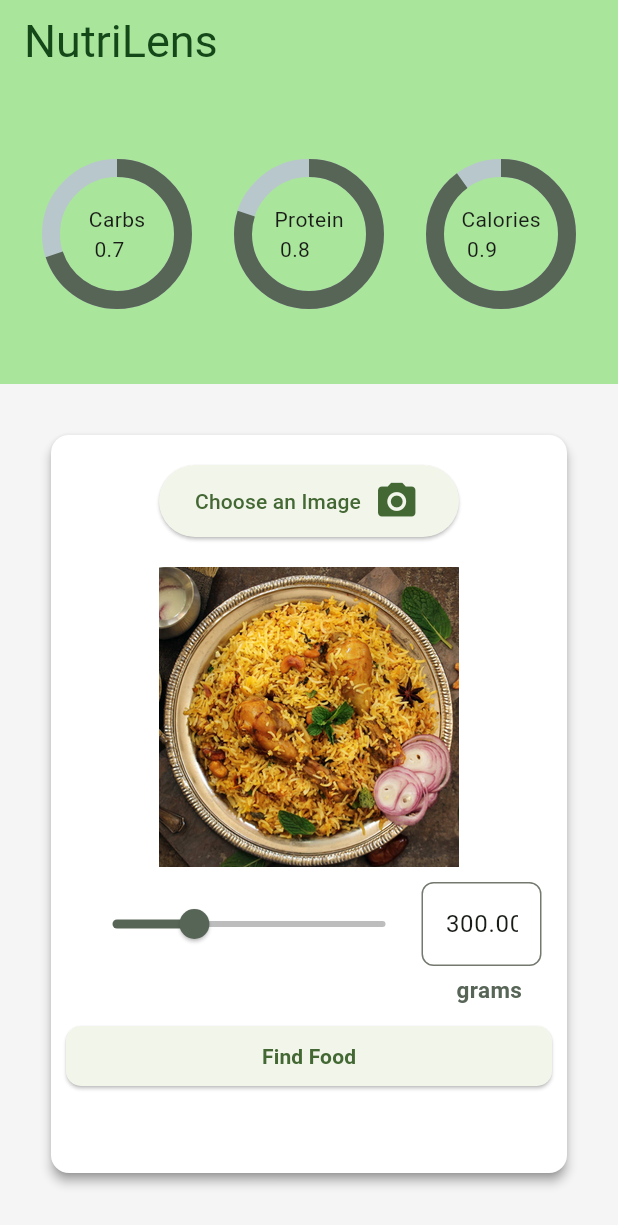
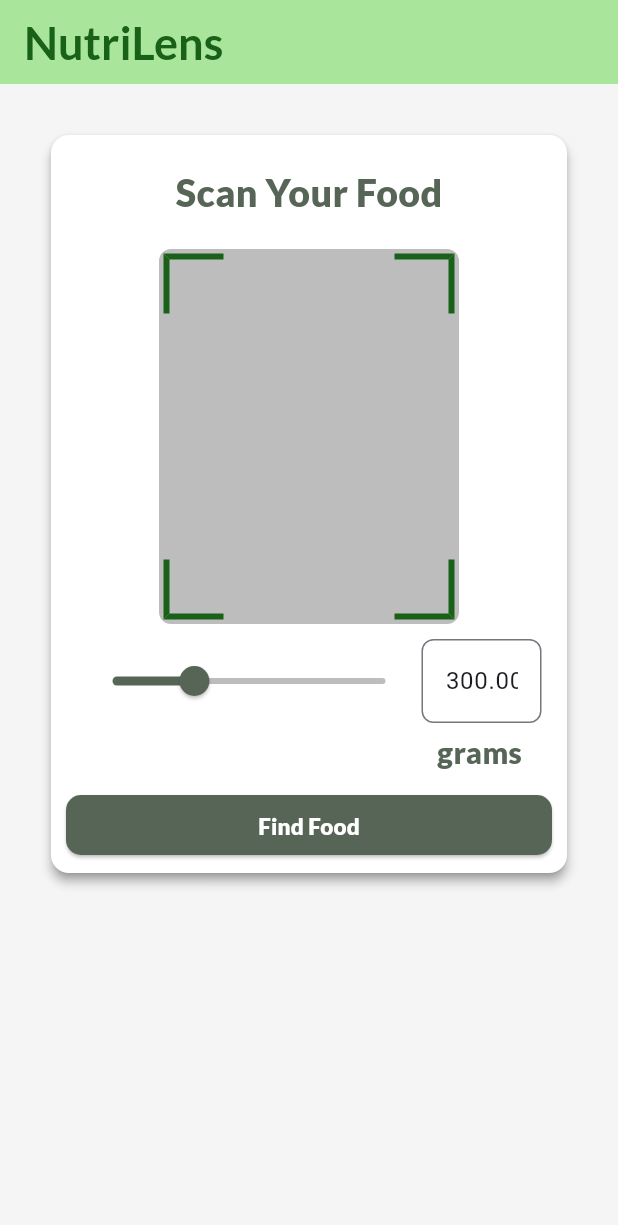
Before and after one commit to jerardh/safe-bite, a Flutter app: the screen it shows after launch, on a phone screen of 412 x 824 dp. Shown: the top 1225 px of the screen. Run offline on Flutter 3.47's test engine with Material 3 defaults, Android fonts, the phone set to English and light mode, and no system bars; drawn by our look-alikes of percent_indicator; our stand-ins replace firebase_core, google_fonts, image_picker; accounts and stored records are empty.

Commit message:
Add QRScanner Compoent

```diff
--- a/lib/main.dart
+++ b/lib/main.dart
@@ -24,8 +24,6 @@ class MyApp extends StatelessWidget {
     return MaterialApp(
       title: 'Flutter Demo',
       theme: ThemeData(
-          colorScheme: ColorScheme.fromSeed(
-              seedColor: Color.fromARGB(255, 129, 250, 82)),
           useMaterial3: true,
           scaffoldBackgroundColor: AppColor.background),
       home: Scaffold(
--- a/lib/screens/home/components/Heading.dart
+++ b/lib/screens/home/components/Heading.dart
@@ -8,8 +8,7 @@ class Heading extends StatelessWidget {
   Widget build(BuildContext context) {
     return Text(
       AppText.title,
-      style:
-          TextStyle(color: AppColor.textPrimary, fontSize: AppText.primarySize),
+      style: AppText().primaryStyle,
     );
   }
 }
--- a/lib/screens/home/components/ImageQuantity.dart
+++ b/lib/screens/home/components/ImageQuantity.dart
@@ -50,10 +50,7 @@ class ImageQuantityState extends State<ImageQunatity> {
           ]),
       Container(
           child: Text("grams",
-              style: TextStyle(
-                  fontSize: AppText.secondarysize,
-                  color: AppColor.primaryDarker,
-                  fontWeight: FontWeight.bold)),
+              style: AppText().hintTextStyle),
           margin: EdgeInsets.only(right: 30, top: 5))
     ]));
   }
--- /dev/null
+++ b/lib/screens/home/components/QRImagePicker.dart
@@ -0,0 +1,80 @@
+import 'dart:io';
+
+import 'package:flutter/material.dart';
+import 'package:image_picker/image_picker.dart';
+import 'package:safebite/util/appColor.dart';
+
+class QRImagePicker extends StatefulWidget {
+  @override
+  _QRImagePickerState createState() => _QRImagePickerState();
+}
+
+class _QRImagePickerState extends State<QRImagePicker> {
+  File? _pickedImage;
+
+  Future<void> _pickImage() async {
+    final pickedFile =
+        await ImagePicker().pickImage(source: ImageSource.camera);
+
+    if (pickedFile != null) {
+      setState(() {
+        _pickedImage = File(pickedFile.path);
+      });
+    }
+  }
+
+  @override
+  Widget build(BuildContext context) {
+    return Center(
+      child: GestureDetector(
+        onTap: _pickImage,
+        child: Container(
+          width: 250,
+          height: 250,
+          decoration: BoxDecoration(
+            color: AppColor.divider,
+            borderRadius: BorderRadius.circular(8),
+            border: Border.all(color: AppColor.divider, width: 3),
+          ),
+          child: Stack(
+            children: [
+              // Display picked image
+              if (_pickedImage != null)
+                ClipRRect(
+                  borderRadius: BorderRadius.circular(12),
+                  child: Image.file(
+                    _pickedImage!,
+                    width: double.infinity,
+                    height: double.infinity,
+                    fit: BoxFit.cover,
+                  ),
+                ),
+
+              // QR-like corner borders
+              Positioned(top: 0, left: 0, child: _buildCorner()),
+              Positioned(top: 0, right: 0, child: _buildCorner(rotate: 90)),
+              Positioned(bottom: 0, left: 0, child: _buildCorner(rotate: -90)),
+              Positioned(bottom: 0, right: 0, child: _buildCorner(rotate: 180)),
+            ],
+          ),
+        ),
+      ),
+    );
+  }
+
+  Widget _buildCorner({double rotate = 0}) {
+    return Transform.rotate(
+      angle: rotate * 3.1416 / 180,
+      child: Container(
+        width: 40,
+        height: 40,
+        decoration: BoxDecoration(
+          border: Border(
+            top: BorderSide(color: AppColor.primaryDarkest, width: 4),
+            left: BorderSide(color: AppColor.primaryDarkest, width: 4),
+          ),
+        ),
+      ),
+    );
+  }
+}
--- a/lib/screens/home/components/customButton.dart
+++ /dev/null
@@ -1,18 +0,0 @@
-import 'package:flutter/material.dart';
-
-class Custombutton extends StatelessWidget {
-  @override
-  Widget build(BuildContext context) {
-    return SizedBox(
-      child: Row(
-        mainAxisAlignment: MainAxisAlignment.center,
-        children: [
-          Text("Choose an Image"),
-          IconButton(
-              onPressed: () => {}, icon: Icon(Icons.camera_alt), iconSize: 30)
-        ],
-      ),
-      width: 200,
-    );
-  }
-}
--- a/lib/screens/home/components/imagepick.dart
+++ b/lib/screens/home/components/imagepick.dart
@@ -1,11 +1,10 @@
-
-import 'package:safebite/screens/home/components/customButton.dart';
+import 'package:safebite/screens/home/components/QRImagePicker.dart';
 import 'package:safebite/screens/home/components/uploadButton.dart';
+import 'package:safebite/util/AppText.dart';
 import 'package:safebite/util/appColor.dart';
 import 'package:flutter/material.dart';
 import 'package:image_picker/image_picker.dart';
 import 'dart:io';
-
 import 'package:safebite/screens/home/components/ImageQuantity.dart';
 
 class ImagePick extends StatefulWidget {
@@ -16,8 +15,6 @@ class ImagePick extends StatefulWidget {
 }
 
 class ImagePickState extends State<ImagePick> {
-  Image _img = Image.asset('assets/images/bir.png', height: 200, width: 200);
-  String _hasImage = "False";
   @override
   Widget build(BuildContext context) {
     return (Padding(
@@ -28,37 +25,19 @@ class ImagePickState extends State<ImagePick> {
             child: Card(
                 elevation: 3,
                 shadowColor: AppColor.textSecondary,
-                color: Colors.white,
+                color: AppColor.surface,
                 child: Column(
                   mainAxisAlignment: MainAxisAlignment.start,
                   crossAxisAlignment: CrossAxisAlignment.center,
                   children: [
                     SizedBox(height: 20),
-                    SizedBox(
-                        width: 200,
-                        child: ElevatedButton(
-                            onPressed: () => {getImage()},
-                            child: Custombutton())),
+                    Text("Scan Your Food", style: AppText().secondaryStyle),
                     SizedBox(height: 20),
-                    _img,
+                    SizedBox(width: 200, child: QRImagePicker()),
                     SizedBox(height: 10),
                     ImageQunatity(),
                     UploadButton()
                   ],
                 )))));
   }
-
-  void getImage() async {
-    ImagePicker imagePicker = ImagePicker();
-    XFile? image = await imagePicker.pickImage(source: ImageSource.camera);
-    if (image != null) {
-      setState(() {
-        _img = Image.file(File(image.path),
-            width: 200,
-            height:
-                200); //creating Image Object using path in XFile;Xfile-->File-->Image
-        _hasImage = "True";
-      });
-    }
-  }
 }
--- a/lib/screens/home/components/uploadButton.dart
+++ b/lib/screens/home/components/uploadButton.dart
@@ -1,4 +1,6 @@
 import 'package:flutter/material.dart';
+import 'package:safebite/util/AppText.dart';
+import 'package:safebite/util/appColor.dart';
 
 class UploadButton extends StatelessWidget {
   @override
@@ -7,10 +9,10 @@ class UploadButton extends StatelessWidget {
         padding: EdgeInsets.all(10),
         child: SizedBox(
             child: ElevatedButton(
-                child: Text("Find Food",
-                    style: TextStyle(fontWeight: FontWeight.w700)),
+                child: Text("Find Food", style: AppText().textStyle),
                 onPressed: () => {},
                 style: ElevatedButton.styleFrom(
+                  backgroundColor: AppColor.primaryDarker,
                     shape: RoundedRectangleBorder(
                         borderRadius: BorderRadius.all(Radius.circular(10))))),
             width: double.infinity));
--- a/lib/screens/home/home.dart
+++ b/lib/screens/home/home.dart
@@ -1,6 +1,8 @@
 import 'package:flutter/widgets.dart';
 import 'package:safebite/screens/home/components/CalorieInfo.dart';
 import 'package:safebite/screens/home/components/imagepick.dart' as picker;
+import 'package:safebite/util/AppText.dart';
+import 'package:safebite/util/appColor.dart';
 
 class Home extends StatefulWidget {
   @override
@@ -17,7 +19,6 @@ class HomeState extends State<Home> {
           crossAxisAlignment: CrossAxisAlignment.start,
           mainAxisAlignment: MainAxisAlignment.start,
           children: [
-            SizedBox(child: Calorieinfo(), height: 200),
             picker.ImagePick()
           ]),
     );
--- a/lib/util/AppText.dart
+++ b/lib/util/AppText.dart
@@ -1,5 +1,18 @@
+import 'package:flutter/material.dart';
+import 'package:flutter/widgets.dart';
+import 'package:google_fonts/google_fonts.dart';
+import 'package:safebite/util/appColor.dart';
+
 class AppText {
   static const title = "NutriLens";
-  static const double primarySize = 30;
-  static const double secondarysize = 15;
+  final TextStyle primaryStyle = GoogleFonts.lato(
+      fontSize: 30,
+      color: AppColor.primaryDarkest,
+      fontWeight: FontWeight.bold);
+  final TextStyle secondaryStyle = GoogleFonts.lato(
+      fontSize: 25, color: AppColor.primaryDarker, fontWeight: FontWeight.w800);
+  final TextStyle textStyle = GoogleFonts.lato(
+      fontSize: 15, color: Colors.white, fontWeight: FontWeight.w800);
+  final TextStyle hintTextStyle = GoogleFonts.lato(
+      fontSize: 20, color: AppColor.primaryDarker, fontWeight: FontWeight.w800);
 }
--- a/lib/util/appColor.dart
+++ b/lib/util/appColor.dart
@@ -5,6 +5,7 @@ class AppColor {
   static const Color primary = Color(0xFFAAE59C);
   static const Color primaryDark = Color(0xFF7FC780);
   static const Color primaryDarker = Color.fromARGB(255, 87, 101, 87);
+  static const Color primaryDarkest = Color.fromARGB(255, 25, 96, 25);
 
   // Secondary colors
   static const Color secondary = Color(0xFFFFA000); // Example amber
--- a/pubspec.yaml
+++ b/pubspec.yaml
@@ -39,6 +39,7 @@ dependencies:
   # The following adds the Cupertino Icons font to your application.
   # Use with the CupertinoIcons class for iOS style icons.
   cupertino_icons: ^1.0.6
+  google_fonts: ^6.3.0
 
 dev_dependencies:
   flutter_test:
```
Also changed, not shown: pubspec.lock, 1 other file.
